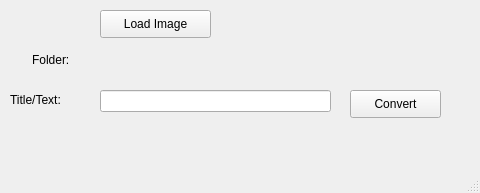
Old version of the form DataReformat/SifteoImageProcessor.ui in the repository nklose/CMPUT302.
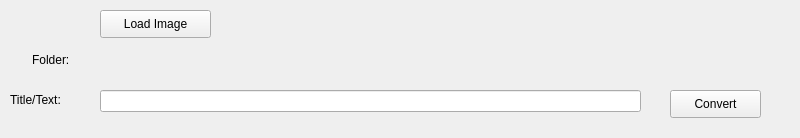
New version of the form.

Commit message: Changes made prior to demo.

Patch:
```diff
--- a/DataReformat/SifteoImageProcessor.ui
+++ b/DataReformat/SifteoImageProcessor.ui
@@ -6,8 +6,8 @@
    <rect>
     <x>0</x>
     <y>0</y>
-    <width>480</width>
-    <height>193</height>
+    <width>800</width>
+    <height>138</height>
    </rect>
   </property>
   <property name="windowTitle">
@@ -17,7 +17,7 @@
    <widget class="QPushButton" name="pushButton_convert">
     <property name="geometry">
      <rect>
-      <x>350</x>
+      <x>670</x>
       <y>90</y>
       <width>91</width>
       <height>28</height>
@@ -32,7 +32,7 @@
      <rect>
       <x>100</x>
       <y>90</y>
-      <width>231</width>
+      <width>541</width>
       <height>22</height>
      </rect>
     </property>
@@ -81,7 +81,7 @@
      <rect>
       <x>110</x>
       <y>50</y>
-      <width>53</width>
+      <width>651</width>
       <height>16</height>
      </rect>
     </property>
@@ -90,17 +90,6 @@
     </property>
    </widget>
   </widget>
-  <widget class="QMenuBar" name="menubar">
-   <property name="geometry">
-    <rect>
-     <x>0</x>
-     <y>0</y>
-     <width>480</width>
-     <height>26</height>
-    </rect>
-   </property>
-  </widget>
-  <widget class="QStatusBar" name="statusbar"/>
  </widget>
  <resources/>
  <connections/>
```
The commit also changes 2 other files.
